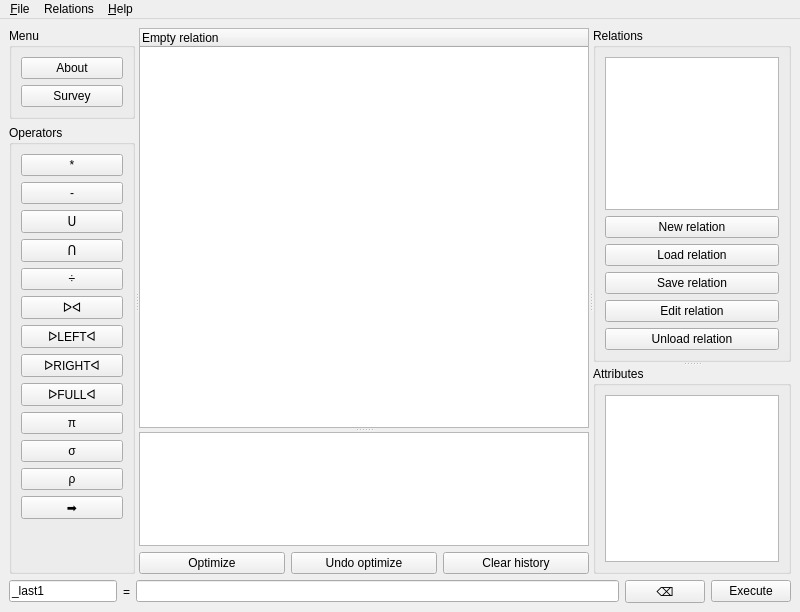
Qt form relational_gui/maingui.ui (ltworf/relational) before a commit.
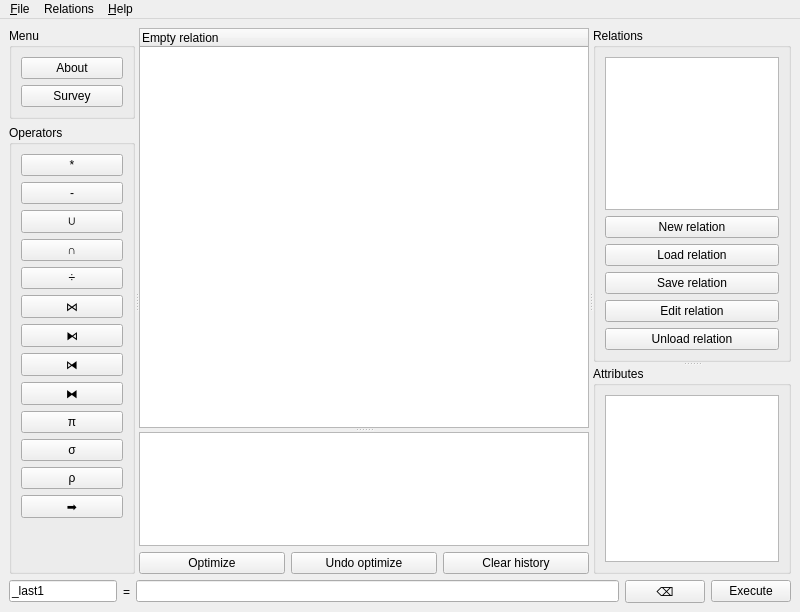
The same form after that commit.

Commit message: Change UI to use the new symbols

Patch:
```diff
--- a/relational_gui/maingui.ui
+++ b/relational_gui/maingui.ui
@@ -78,7 +78,7 @@
               <string>Union</string>
              </property>
              <property name="text">
-              <string notr="true">ᑌ</string>
+              <string notr="true">∪</string>
              </property>
             </widget>
            </item>
@@ -88,7 +88,7 @@
               <string>Intersection</string>
              </property>
              <property name="text">
-              <string notr="true">ᑎ</string>
+              <string notr="true">∩</string>
              </property>
             </widget>
            </item>
@@ -108,7 +108,7 @@
               <string>Natural join</string>
              </property>
              <property name="text">
-              <string notr="true">ᐅᐊ</string>
+              <string notr="true">⋈</string>
              </property>
             </widget>
            </item>
@@ -118,7 +118,7 @@
               <string>Left outer join</string>
              </property>
              <property name="text">
-              <string notr="true">ᐅLEFTᐊ</string>
+              <string notr="true">⧑</string>
              </property>
             </widget>
            </item>
@@ -128,7 +128,7 @@
               <string>Right outer join</string>
              </property>
              <property name="text">
-              <string notr="true">ᐅRIGHTᐊ</string>
+              <string notr="true">⧒</string>
              </property>
             </widget>
            </item>
@@ -138,7 +138,7 @@
               <string>Full outer join</string>
              </property>
              <property name="text">
-              <string notr="true">ᐅFULLᐊ</string>
+              <string notr="true">⧓</string>
              </property>
             </widget>
            </item>
```
Left out of the diff: 2 changed lines with no effect on the pictures.
